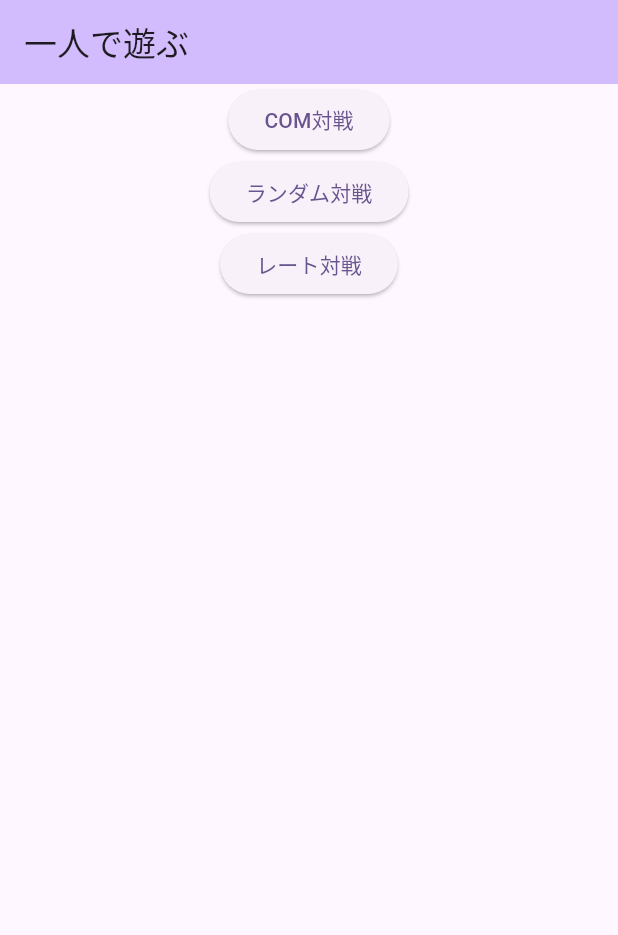
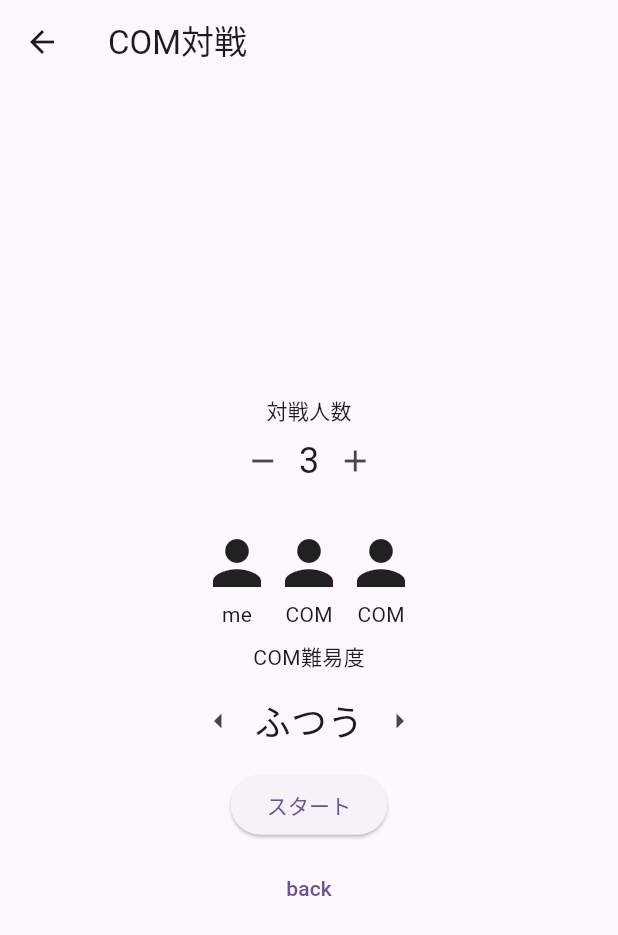
Before and after one commit to shimon3636/test_app1, a Flutter app: the PlayGame1 screen opened by its route, after a tap on "COM対戦", on a phone screen of 412 x 824 dp. Shown: the top 935 px of the screen. Run offline on Flutter 3.47's test engine with Material 3 defaults, Android fonts, the phone set to English and light mode, and no system bars; our stand-ins replace audioplayers, go_router.

Commit message:
一人で遊ぶ（COMメニュー追加）

```diff
--- /dev/null
+++ b/lib/battle_com.dart
@@ -0,0 +1,166 @@
+import 'package:flutter/material.dart';
+import 'package:go_router/go_router.dart';
+
+class BattleCom extends StatefulWidget {
+  const BattleCom({super.key});
+  static const path = '/battle_com';
+  @override
+  State<BattleCom> createState() => _BattleComState();
+}
+
+class _BattleComState extends State<BattleCom> {
+  @override
+  Widget build(BuildContext context) {
+    return Scaffold(
+      appBar: AppBar(
+        title: const Text('COM対戦'),
+      ),
+      body: Column(
+        mainAxisAlignment: MainAxisAlignment.center,
+        children: [
+          const Text('対戦人数'),
+          const NumberAdjuster(),
+          const StrengthAdjuster(),
+          Padding(
+            padding: const EdgeInsets.all(8.0),
+            child: ElevatedButton(
+                onPressed: () => GoRouter.of(context).pop(),
+                child: const Text('スタート')),
+          ),
+          TextButton(
+            onPressed: () => GoRouter.of(context).pop(),
+            child: const Text('back'),
+          ),
+        ],
+      ),
+    );
+  }
+}
+
+class NumberAdjuster extends StatefulWidget {
+  const NumberAdjuster({super.key});
+
+  @override
+  State<NumberAdjuster> createState() => _NumberAdjuster();
+}
+
+class _NumberAdjuster extends State<NumberAdjuster> {
+  int _currentNumber = 3;
+
+  void _decrementNumber() {
+    setState(() {
+      if (_currentNumber > 3) {
+        _currentNumber--;
+      }
+    });
+  }
+
+  void _incrementNumber() {
+    setState(() {
+      if (_currentNumber < 6) {
+        _currentNumber++;
+      }
+    });
+  }
+
+  @override
+  Widget build(BuildContext context) {
+    return Column(
+      children: [
+        Row(
+          mainAxisAlignment: MainAxisAlignment.center,
+          children: [
+            IconButton(
+              icon: const Icon(Icons.remove),
+              onPressed: _decrementNumber,
+            ),
+            Text(
+              '$_currentNumber',
+              style: const TextStyle(fontSize: 24.0),
+            ),
+            IconButton(
+              icon: const Icon(Icons.add),
+              onPressed: _incrementNumber,
+            ),
+          ],
+        ),
+        const SizedBox(height: 20),
+        Row(
+          mainAxisAlignment: MainAxisAlignment.center,
+          children: List.generate(_currentNumber, (index) {
+            return Column(
+              children: [
+                const Icon(Icons.person, size: 48.0),
+                Text(index == 0 ? 'me' : 'COM'),
+              ],
+            );
+          }),
+        ),
+      ],
+    );
+  }
+}
+
+class StrengthAdjuster extends StatefulWidget {
+  const StrengthAdjuster({super.key});
+
+  @override
+  State<StrengthAdjuster> createState() => _StrengthAdjusterState();
+}
+
+class _StrengthAdjusterState extends State<StrengthAdjuster> {
+  String _currentStrength = 'ふつう';
+
+  void _decrementStrength() {
+    setState(() {
+      if (_currentStrength == 'ボンバー') {
+        _currentStrength = 'つよい';
+      } else if (_currentStrength == 'つよい') {
+        _currentStrength = 'ふつう';
+      } else if (_currentStrength == 'ふつう') {
+        _currentStrength = 'よわい';
+      }
+    });
+  }
+
+  void _incrementStrength() {
+    setState(() {
+      if (_currentStrength == 'よわい') {
+        _currentStrength = 'ふつう';
+      } else if (_currentStrength == 'ふつう') {
+        _currentStrength = 'つよい';
+      } else if (_currentStrength == 'つよい') {
+        _currentStrength = 'ボンバー';
+      }
+    });
+  }
+
+  @override
+  Widget build(BuildContext context) {
+    return Column(
+      children: [
+        const Padding(
+          padding: EdgeInsets.all(8.0),
+          child: Text('COM難易度'),
+        ),
+        Row(
+          mainAxisAlignment: MainAxisAlignment.center,
+          children: [
+            IconButton(
+              icon: const Icon(Icons.arrow_left),
+              onPressed: _decrementStrength,
+            ),
+            Text(
+              _currentStrength,
+              style: const TextStyle(fontSize: 24.0),
+            ),
+            IconButton(
+              icon: const Icon(Icons.arrow_right),
+              onPressed: _incrementStrength,
+            ),
+          ],
+        ),
+      ],
+    );
+  }
+}
--- a/lib/play_game1.dart
+++ b/lib/play_game1.dart
@@ -1,5 +1,6 @@
 import 'package:flutter/material.dart';
 import 'package:go_router/go_router.dart';
+import 'battle_com.dart';
 
 class PlayGame1 extends StatefulWidget {
   const PlayGame1({super.key});
@@ -18,9 +19,10 @@ class _PlayGame1 extends State<PlayGame1> {
       ),
       body: Center(
         child: Column(
+          mainAxisAlignment: MainAxisAlignment.center,
           children: [
             ElevatedButton(
-              onPressed: () => GoRouter.of(context).pop(),
+              onPressed: () => GoRouter.of(context).push(BattleCom.path),
               child: const Text('COM対戦'),
             ),
             ElevatedButton(
--- a/lib/router.dart
+++ b/lib/router.dart
@@ -1,7 +1,7 @@
 import 'package:flutter/material.dart';
 import 'package:go_router/go_router.dart';
 import 'page1.dart';
-import 'page2.dart';
+import 'battle_com.dart';
 import 'page3.dart';
 import 'play_game1.dart';
 import 'play_game_all.dart';
@@ -17,10 +17,10 @@ final router = GoRouter(
       ),
     ),
     GoRoute(
-      path: Page2.path,
+      path: BattleCom.path,
       pageBuilder: (BuildContext context, GoRouterState? state) =>
           const MaterialPage(
-        child: Page2(),
+        child: BattleCom(),
       ),
     ),
     GoRoute(
```
Also changed, not shown: lib/page2.dart (deleted, +0 -24 lines), 5 other files.
